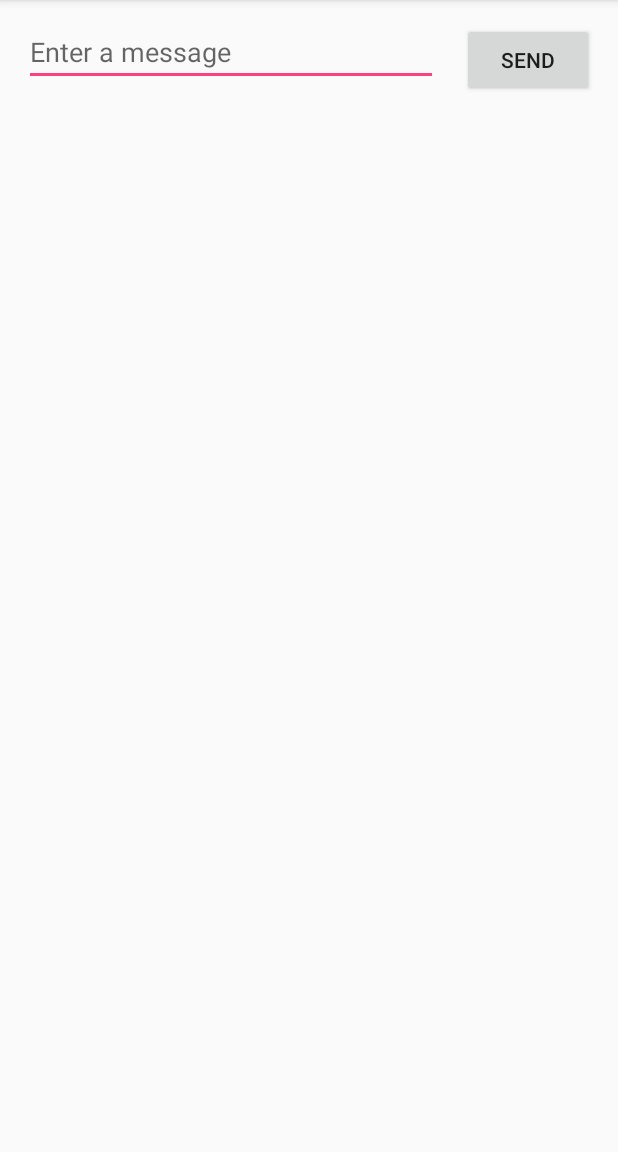
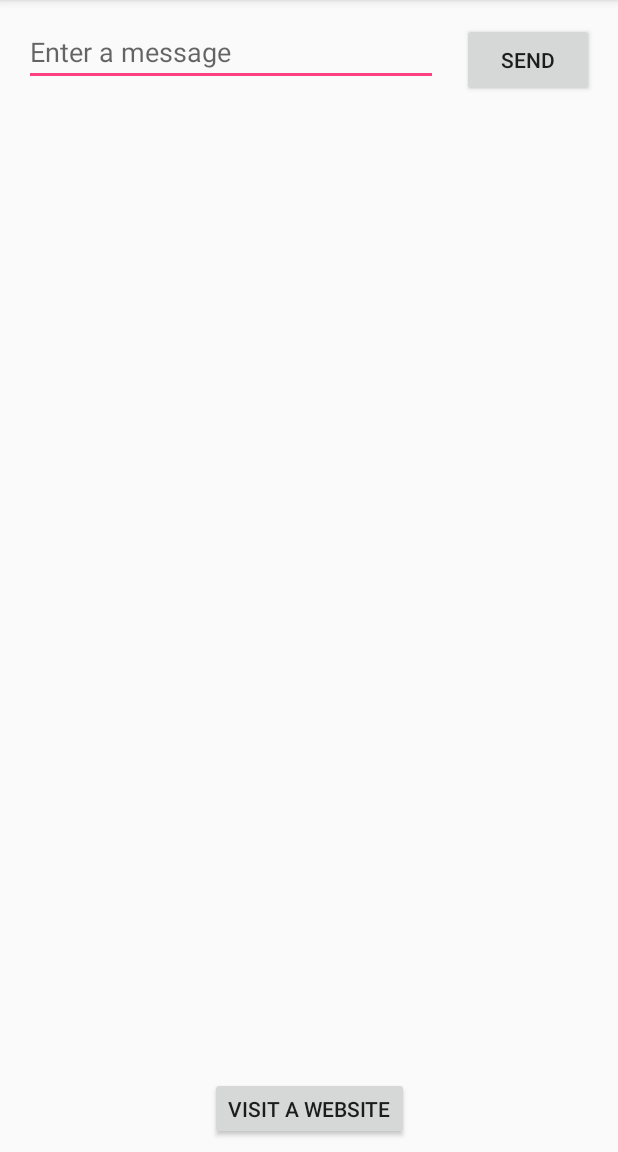
Before and after one commit to thaingo/AndroidAppTraining, an Android app: the screen it shows after launch (MainActivity), on a phone screen of 412 x 824 dp, the part 84-1236 px from its top. Run offline under Robolectric (Android 15) with nearby library versions, the phone set to English and light mode, and no system bars.

```diff
--- a/app/src/main/java/com/example/thaingo/myapplication/MainActivity.java
+++ b/app/src/main/java/com/example/thaingo/myapplication/MainActivity.java
@@ -1,6 +1,7 @@
 package com.example.thaingo.myapplication;
 
 import android.content.Intent;
+import android.net.Uri;
 import android.os.Bundle;
 import android.support.v7.app.AppCompatActivity;
 import android.view.View;
@@ -25,4 +26,10 @@ public class MainActivity extends AppCompatActivity {
 
     startActivity(intent);
   }
+
+  public void launchBuiltInAppIntent(View view) {
+    Intent intent = new Intent(Intent.ACTION_VIEW);
+    intent.setData(Uri.parse("https://www.google.com.vn"));
+    startActivity(intent);
+  }
 }
--- a/app/src/main/res/layout/activity_main.xml
+++ b/app/src/main/res/layout/activity_main.xml
@@ -32,4 +32,15 @@
     app:layout_constraintEnd_toEndOf="parent"
     app:layout_constraintHorizontal_bias="0.5"
     app:layout_constraintStart_toEndOf="@+id/editText" />
+
+  <Button
+    android:id="@+id/buttonVisit"
+    android:layout_width="wrap_content"
+    android:layout_height="42dp"
+    android:layout_marginBottom="8dp"
+    android:onClick="launchBuiltInAppIntent"
+    android:text="@string/button_visit"
+    app:layout_constraintBottom_toBottomOf="parent"
+    app:layout_constraintLeft_toLeftOf="parent"
+    app:layout_constraintRight_toRightOf="parent" />
 </android.support.constraint.ConstraintLayout>
--- a/app/src/main/res/values/strings.xml
+++ b/app/src/main/res/values/strings.xml
@@ -2,4 +2,5 @@
   <string name="app_name">My Application</string>
   <string name="edit_message">Enter a message</string>
   <string name="button_send">Send</string>
+  <string name="button_visit">Visit a Website</string>
 </resources>
```
